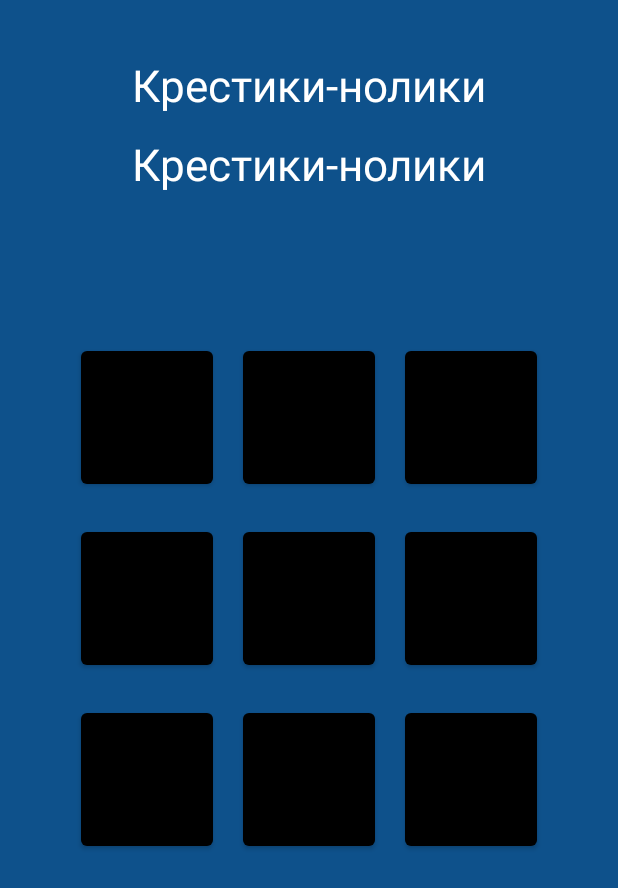
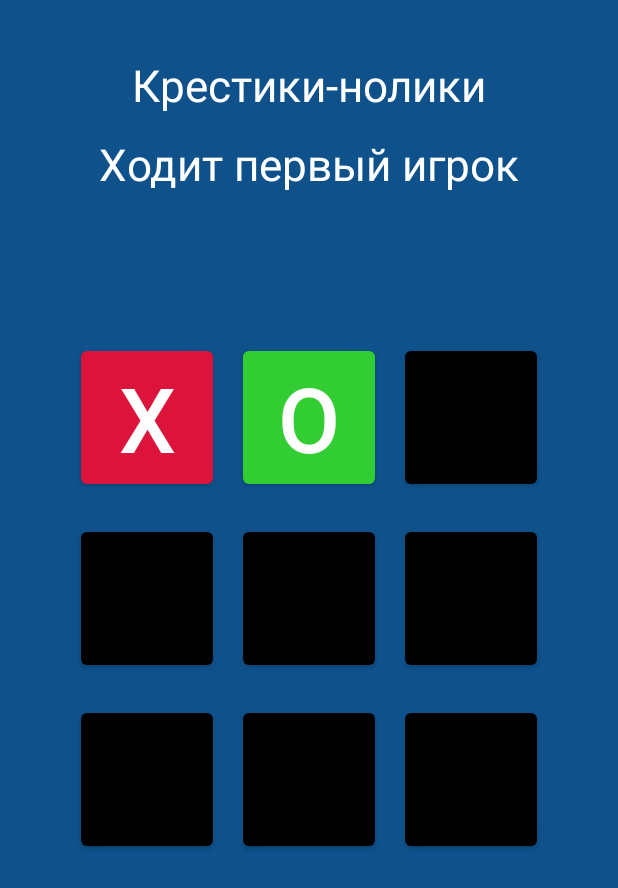
Before and after one commit to RUGameLink/Game_Box, an Android app: the TicTacToeActivity screen opened directly, with no data from a screen before it, after a tap on an icon or button, on a phone screen of 412 x 824 dp. Shown: the top 888 px of the screen. Run offline under Robolectric (Android 15) with nearby library versions, the light colour scheme and no system bars; 2 other taps on this screen came first.

Commit message:
Начало внедрения логики в игру "Крестики-Нолики"

```diff
--- a/app/src/main/java/com/example/ticTacToeGame/TicTacToeActivity.kt
+++ b/app/src/main/java/com/example/ticTacToeGame/TicTacToeActivity.kt
@@ -1,10 +1,18 @@
 package com.example.ticTacToeGame
 
+import android.annotation.SuppressLint
+import android.graphics.Color
 import android.os.Bundle
 import android.view.View
 import android.widget.Button
 import androidx.appcompat.app.AppCompatActivity
 import com.example.storybook.R
+
+import android.media.MediaPlayer
+import android.os.Build
+import android.widget.TextView
+import androidx.annotation.RequiresApi
+
 
 class TicTacToeActivity : AppCompatActivity(), View.OnClickListener {
     lateinit var b0: Button
@@ -17,6 +25,16 @@ class TicTacToeActivity : AppCompatActivity(), View.OnClickListener {
     lateinit var b7: Button
     lateinit var b8: Button
 
+    lateinit var turnView: TextView
+
+    lateinit var mp: MediaPlayer
+
+    var playerOne = 0
+    var playerTwo = 1
+    var activePlayer = playerOne
+
+    lateinit var filledPosition: IntArray
+
     override fun onCreate(savedInstanceState: Bundle?) {
         super.onCreate(savedInstanceState)
         setContentView(R.layout.activity_tictactoe)
@@ -25,6 +43,8 @@ class TicTacToeActivity : AppCompatActivity(), View.OnClickListener {
     }
 
     fun init(){
+        filledPosition = intArrayOf(-1, -1, -1, -1, -1, -1, -1, -1, -1)
+
         b0 = findViewById(R.id.b0)
         b1 = findViewById(R.id.b1)
         b2 = findViewById(R.id.b2)
@@ -34,10 +54,37 @@ class TicTacToeActivity : AppCompatActivity(), View.OnClickListener {
         b6 = findViewById(R.id.b6)
         b7 = findViewById(R.id.b7)
         b8 = findViewById(R.id.b8)
+
+        mp = MediaPlayer.create(this, R.raw.pencil);
+
+        turnView = findViewById(R.id.turnView)
     }
 
+    @RequiresApi(Build.VERSION_CODES.M)
     override fun onClick(p0: View?) {
+
         var btnClicked = findViewById<Button>(p0!!.id)
+        var clickTagDetector = Integer.parseInt(btnClicked.tag.toString())
+
+        if(filledPosition[clickTagDetector] != -1)
+            return
+
+        filledPosition[clickTagDetector] = activePlayer
+
+        mp.start()
+
+        when(activePlayer){
+            playerOne -> {btnClicked.setText("X")
+                activePlayer = playerTwo
+                turnView.setText(R.string.turnTwo)
+                btnClicked.backgroundTintList=getColorStateList(R.color.crimson)
+            }
+            playerTwo -> {btnClicked.setText("O")
+                activePlayer = playerOne
+                turnView.setText(R.string.turnOne)
+                btnClicked.backgroundTintList=getColorStateList(R.color.lime_green)
+            }
+        }
     }
 
     fun initListener(){
--- a/app/src/main/res/layout/activity_tictactoe.xml
+++ b/app/src/main/res/layout/activity_tictactoe.xml
@@ -24,7 +24,7 @@
         android:id="@+id/turnView"
         android:layout_width="wrap_content"
         android:layout_height="wrap_content"
-        android:text="@string/tic_tac_toe"
+        android:text="@string/turnOne"
         android:textColor="@color/white"
         android:textSize="44px"
         app:layout_constraintBottom_toBottomOf="parent"
@@ -56,7 +56,8 @@
                 android:textSize="60dp"
                 android:layout_margin="10dp"
                 android:layout_width="wrap_content"
-                android:layout_height="wrap_content">
+                android:layout_height="wrap_content"
+                android:tag="0">
             </Button>
 
             <Button
@@ -65,7 +66,8 @@
                 android:textSize="60dp"
                 android:layout_margin="10dp"
                 android:layout_width="wrap_content"
-                android:layout_height="wrap_content">
+                android:layout_height="wrap_content"
+                android:tag="1">
             </Button>
 
             <Button
@@ -74,7 +76,8 @@
                 android:textSize="60dp"
                 android:layout_margin="10dp"
                 android:layout_width="wrap_content"
-                android:layout_height="wrap_content">
+                android:layout_height="wrap_content"
+                android:tag="2">
             </Button>
 
         </LinearLayout>
@@ -91,7 +94,8 @@
                 android:textSize="60dp"
                 android:layout_margin="10dp"
                 android:layout_width="wrap_content"
-                android:layout_height="wrap_content">
+                android:layout_height="wrap_content"
+                android:tag="3">
             </Button>
 
             <Button
@@ -100,7 +104,8 @@
                 android:textSize="60dp"
                 android:layout_margin="10dp"
                 android:layout_width="wrap_content"
-                android:layout_height="wrap_content">
+                android:layout_height="wrap_content"
+                android:tag="4">
             </Button>
 
             <Button
@@ -109,7 +114,8 @@
                 android:textSize="60dp"
                 android:layout_margin="10dp"
                 android:layout_width="wrap_content"
-                android:layout_height="wrap_content">
+                android:layout_height="wrap_content"
+                android:tag="5">
             </Button>
 
         </LinearLayout>
@@ -126,7 +132,8 @@
                 android:textSize="60dp"
                 android:layout_margin="10dp"
                 android:layout_width="wrap_content"
-                android:layout_height="wrap_content">
+                android:layout_height="wrap_content"
+                android:tag="6">
             </Button>
 
             <Button
@@ -135,7 +142,8 @@
                 android:textSize="60dp"
                 android:layout_margin="10dp"
                 android:layout_width="wrap_content"
-                android:layout_height="wrap_content">
+                android:layout_height="wrap_content"
+                android:tag="7">
             </Button>
 
             <Button
@@ -144,7 +152,8 @@
                 android:textSize="60dp"
                 android:layout_margin="10dp"
                 android:layout_width="wrap_content"
-                android:layout_height="wrap_content">
+                android:layout_height="wrap_content"
+                android:tag="8">
             </Button>
 
         </LinearLayout>
--- a/app/src/main/res/values/colors.xml
+++ b/app/src/main/res/values/colors.xml
@@ -12,4 +12,6 @@
     <color name="nightfall">#0e518b</color>
     <color name="turquoise_green">#1E5945</color>
     <color name="deep_green">#004524</color>
+    <color name="crimson">#DC143C</color>
+    <color name="lime_green">#32CD32</color>
 </resources>
```
Also changed, not shown: 1 other file.
